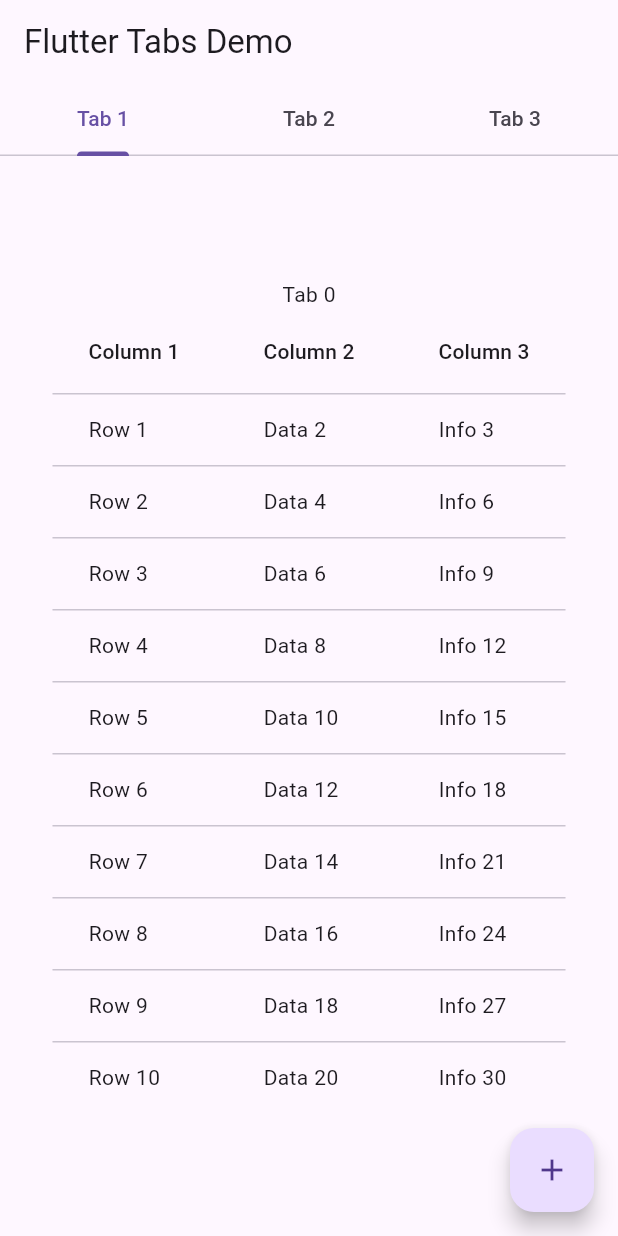
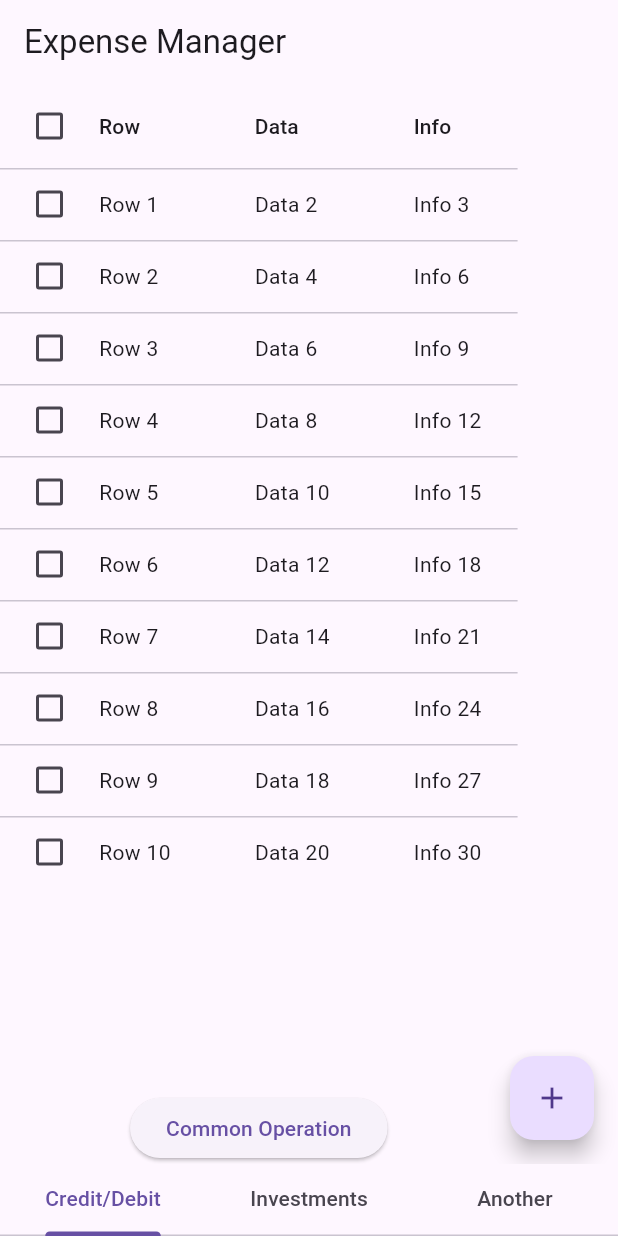
Before and after one commit to aritram1/flutter-expense-manager, a Flutter app: the screen it shows after launch, on a phone screen of 412 x 824 dp. Run offline on Flutter 3.47's test engine with Material 3 defaults, Android fonts, the phone set to English and light mode, and no system bars; our stand-ins replace device_info, logger, permission_handler; missing offline and left inert: flutter_sms_inbox.

Commit message:
SEcond commit

```diff
--- /dev/null
+++ b/lib/data_generator.dart
@@ -0,0 +1,14 @@
+// data_generator.dart
+
+class DataGenerator {
+  static List<List<String>> generateTableData() {
+    // Replace this with your data generation logic
+    return List.generate(10, (index) {
+      return [
+        'Row ${index + 1}',
+        'Data ${(index + 1) * 2}',
+        'Info ${(index + 1) * 3}',
+      ];
+    });
+  }
+}
--- a/lib/main.dart
+++ b/lib/main.dart
@@ -1,4 +1,4 @@
-// ignore_for_file: prefer_const_constructors, prefer_const_literals_to_create_immutables, library_private_types_in_public_api
+// main.dart
 
 import 'package:flutter/material.dart';
 import 'tab_data.dart';
@@ -8,8 +8,6 @@ void main() {
 }
 
 class MyApp extends StatelessWidget {
-  const MyApp({super.key});
-
   @override
   Widget build(BuildContext context) {
     return MaterialApp(
@@ -19,8 +17,6 @@ class MyApp extends StatelessWidget {
 }
 
 class MyTabs extends StatefulWidget {
-  const MyTabs({super.key});
-
   @override
   _MyTabsState createState() => _MyTabsState();
 }
@@ -31,29 +27,29 @@ class _MyTabsState extends State<MyTabs> with SingleTickerProviderStateMixin {
   @override
   void initState() {
     super.initState();
-    _tabController = TabController(vsync: this, length: 3);
+    _tabController = TabController(length: 3, vsync: this);
   }
 
   @override
   Widget build(BuildContext context) {
     return Scaffold(
       appBar: AppBar(
-        title: Text('Flutter Tabs Demo'),
-        bottom: TabBar(
-          controller: _tabController,
-          tabs: [
-            Tab(text: 'Tab 1'),
-            Tab(text: 'Tab 2'),
-            Tab(text: 'Tab 3'),
-          ],
-        ),
+        title: Text('Expense Manager'),
       ),
       body: TabBarView(
         controller: _tabController,
         children: [
-          TabData(tabIndex: 0),
-          TabData(tabIndex: 1),
-          TabData(tabIndex: 2),
+          TabData(tabIndex: 0, title: 'Credit/Debit'),
+          TabData(tabIndex: 1, title: 'Investments'),
+          TabData(tabIndex: 2, title: 'Another Category'),
+        ],
+      ),
+      bottomNavigationBar: TabBar(
+        controller: _tabController,
+        tabs: [
+          Tab(text: 'Credit/Debit'),
+          Tab(text: 'Investments'),
+          Tab(text: 'Another'),
         ],
       ),
     );
--- a/lib/tab_data.dart
+++ b/lib/tab_data.dart
@@ -1,32 +1,29 @@
-// ignore_for_file: use_key_in_widget_constructors, avoid_print, prefer_const_constructors_in_immutables
+// tab_data.dart
 
 import 'package:flutter/material.dart';
 import './widget/table_widget.dart';
+import './data_generator.dart';
 
 class TabData extends StatelessWidget {
   final int tabIndex;
+  final String title;
 
-  TabData({required this.tabIndex});
+  const TabData({Key? key, required this.tabIndex, required this.title})
+      : super(key: key);
 
   @override
   Widget build(BuildContext context) {
+    List<List<String>> tableData = DataGenerator.generateTableData();
+
     return Scaffold(
       floatingActionButton: FloatingActionButton(
         onPressed: () {
           // Implement tab-specific floating button logic here
-          print('Floating button pressed on Tab $tabIndex');
+          print('Floating button pressed on $title');
         },
         child: const Icon(Icons.add),
       ),
-      body: Center(
-        child: Column(
-          mainAxisAlignment: MainAxisAlignment.center,
-          children: [
-            Text('Tab $tabIndex'),
-            TableData(tabIndex: tabIndex),
-          ],
-        ),
-      ),
+      body: TableWidget(tableData: tableData),
     );
   }
 }
--- a/lib/widget/table_widget.dart
+++ b/lib/widget/table_widget.dart
@@ -1,29 +1,51 @@
-// ignore_for_file: library_private_types_in_public_api
+// table_widget.dart
 
 import 'package:flutter/material.dart';
 
-class TableData extends StatefulWidget {
-  final int tabIndex;
+class TableWidget extends StatefulWidget {
+  final List<List<String>> tableData;
 
-  const TableData({super.key, required this.tabIndex});
+  const TableWidget({Key? key, required this.tableData}) : super(key: key);
 
   @override
-  _TableDataState createState() => _TableDataState();
+  _TableWidgetState createState() => _TableWidgetState();
 }
 
-class _TableDataState extends State<TableData> {
-  List<List<String>> tableData = generateTableData();
+class _TableWidgetState extends State<TableWidget> {
+  late List<bool> selectedRows;
+
+  @override
+  void initState() {
+    super.initState();
+    selectedRows = List.generate(widget.tableData.length, (index) => false);
+  }
 
   @override
   Widget build(BuildContext context) {
-    return DataTable(
+    return Column(
+      children: [
+        Expanded(
+          child: SingleChildScrollView(
+            scrollDirection: Axis.vertical,
+            child: DataTable(
               columns: const [
-        DataColumn(label: Text('Column 1')),
-        DataColumn(label: Text('Column 2')),
-        DataColumn(label: Text('Column 3')),
+                DataColumn(label: Text('Row')),
+                DataColumn(label: Text('Data')),
+                DataColumn(label: Text('Info')),
               ],
-      rows: tableData.map((row) {
+              rows: widget.tableData.asMap().entries.map((entry) {
+                final rowIndex = entry.key;
+                final row = entry.value;
+
                 return DataRow(
+                  selected: selectedRows[rowIndex],
+                  onSelectChanged: (selected) {
+                    if (selected != null) {
+                      setState(() {
+                        selectedRows[rowIndex] = selected;
+                      });
+                    }
+                  },
                   cells: [
                     DataCell(Text(row[0])),
                     DataCell(Text(row[1])),
@@ -31,17 +53,30 @@ class _TableDataState extends State<TableData> {
                   ],
                 );
               }).toList(),
+            ),
+          ),
+        ),
+        ElevatedButton(
+          onPressed: () {
+            // Perform common operation (e.g., delete selected rows)
+            // Replace this with your own logic
+            _performCommonOperation();
+          },
+          child: const Text('Common Operation'),
+        ),
+      ],
     );
   }
+
+  void _performCommonOperation() {
+    // Replace this with your own logic for the common operation.
+    // For example, deleting selected rows.
+    for (int i = selectedRows.length - 1; i >= 0; i--) {
+      if (selectedRows[i]) {
+        widget.tableData.removeAt(i);
+        selectedRows.removeAt(i);
       }
-
-List<List<String>> generateTableData() {
-  // Replace this with your data generation logic
-  return List.generate(10, (index) {
-    return [
-      'Row ${index + 1}',
-      'Data ${(index + 1) * 2}',
-      'Info ${(index + 1) * 3}',
-    ];
-  });
     }
+    setState(() {});
+  }
+}
```
Also changed, not shown: pubspec.lock. Lines whose indentation alone changed are shown as unchanged.
